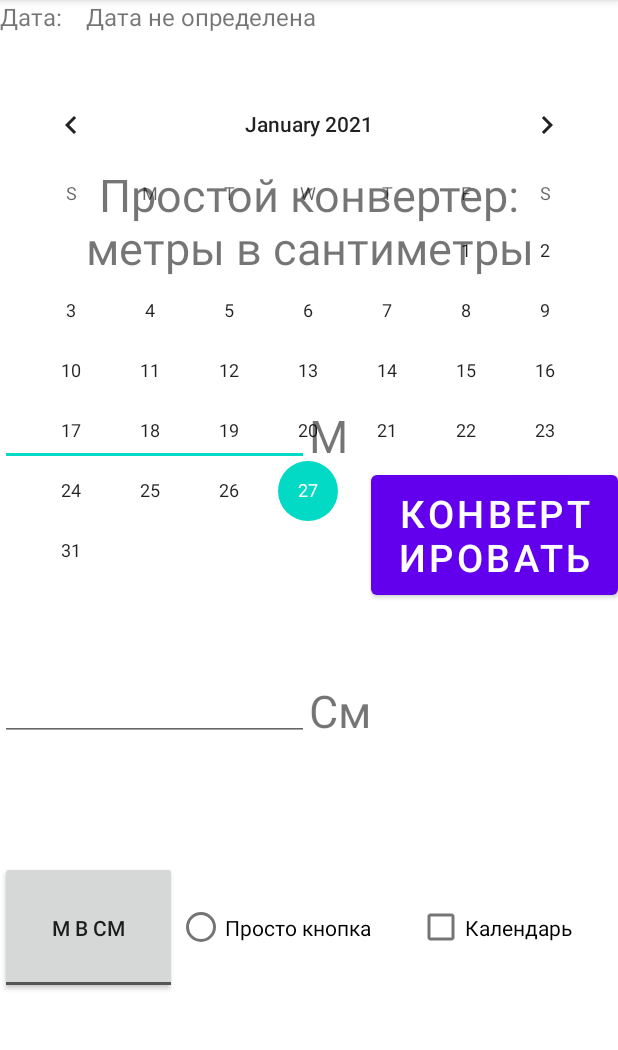
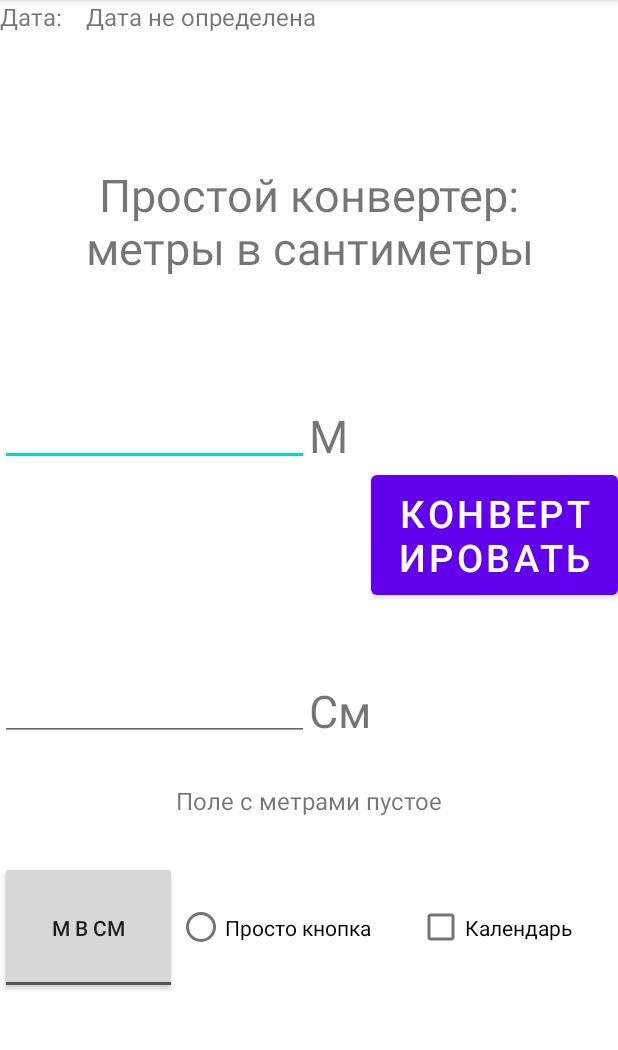
Before and after one commit to andrespin/ConverterApp, an Android app: the screen it shows after launch (MainActivity), after a tap on "КОНВЕРТИРОВАТЬ", on a phone screen of 412 x 824 dp, the part 84-1134 px from its top. Run offline under Robolectric (Android 15) with nearby library versions, the phone set to English and light mode, and no system bars.

Commit message:
added code in MainActivity.class

```diff
--- a/ConverterApp/app/src/main/java/android/game/converterapp/MainActivity.java
+++ b/ConverterApp/app/src/main/java/android/game/converterapp/MainActivity.java
@@ -3,12 +3,131 @@ package android.game.converterapp;
 import androidx.appcompat.app.AppCompatActivity;
 
 import android.os.Bundle;
+import android.view.View;
+import android.widget.Button;
+import android.widget.CalendarView;
+import android.widget.CheckBox;
+import android.widget.CompoundButton;
+import android.widget.EditText;
+import android.widget.TextView;
+import android.widget.ToggleButton;
 
 public class MainActivity extends AppCompatActivity {
+
+    private CheckBox getCalendar;
+    private CalendarView calendarView;
+    private TextView dateText;
+    private TextView textException;
+    private EditText editTextMeters;
+    private EditText editTextCentimeters;
+    private Button btnConvert;
+    private ToggleButton switchConverting;
+    private boolean cmToM = false;
 
     @Override
     protected void onCreate(Bundle savedInstanceState) {
         super.onCreate(savedInstanceState);
         setContentView(R.layout.activity_main);
+        init();
     }
+
+
+    public void convert(View view) {
+        try{
+            convertLogics();
+        }
+        catch(Exception e){
+            textException.setText(e.toString());
+        }
+    }
+
+    private void convertLogics(){
+        System.out.println("cmToM = " + cmToM);
+        if(cmToM){
+            convertCmToM();
+        }else{
+            convertMToCm();
+        }
+    }
+
+    private void convertCmToM(){
+        if(!editTextCentimeters.getText().toString().equals("")){
+            int m = Integer.parseInt(editTextCentimeters.getText().toString()) / 100;
+            System.out.println("cm = " + m);
+            editTextMeters.setText(Integer.toString(m));
+        } else if(editTextCentimeters.getText().toString().equals(" ")){
+            textException.setText("Поле с сантиметрами пустое");
+        }
+    }
+
+    private void convertMToCm(){
+        if(!editTextMeters.getText().toString().equals("")){
+            int cm = Integer.parseInt(editTextMeters.getText().toString()) * 100;
+            editTextCentimeters.setText(Integer.toString(cm));
+        } else if(editTextMeters.getText().toString().equals("")){
+            textException.setText("Поле с метрами пустое");
+        }
+    }
+
+
+    private void init() {
+        initViews();
+        initCalendar();
+        initSwitchConverting();
+    }
+
+    private void initSwitchConverting() {
+        switchConverting.setOnCheckedChangeListener(new CompoundButton.OnCheckedChangeListener() {
+            @Override
+            public void onCheckedChanged(CompoundButton buttonView, boolean isChecked) {
+                if(isChecked){
+                    cmToM = true;
+                    System.out.println("cmToM = " + cmToM);
+                }
+                else {
+                    cmToM = false;
+                    System.out.println("cmToM = " + cmToM);
+                }
+            }
+        });
+    }
+
+    private void initCalendar(){
+        getCalendar.setOnCheckedChangeListener(new CompoundButton.OnCheckedChangeListener() {
+            @Override
+            public void onCheckedChanged(CompoundButton buttonView, boolean isChecked) {
+                if(isChecked){
+                    calendarView.setVisibility(View.VISIBLE);
+                    editTextMeters.setVisibility(View.GONE);
+                    editTextCentimeters.setVisibility(View.GONE);
+                    btnConvert.setVisibility(View.GONE);
+                    System.out.println("Pressed +");
+                }
+                else {
+                    calendarView.setVisibility(View.GONE);
+                    editTextMeters.setVisibility(View.VISIBLE);
+                    editTextCentimeters.setVisibility(View.VISIBLE);
+                    btnConvert.setVisibility(View.VISIBLE);
+                    System.out.println("Pressed -");
+                    String date = Long.toString(calendarView.getDate());
+                    if (date != null){
+                        dateText.setText(date);
+                    }
+                }
+            }
+        });
+    }
+
+    private void initViews() {
+        getCalendar = findViewById(R.id.getCalendar);
+        calendarView = findViewById(R.id.calendarView);
+        dateText = findViewById(R.id.dateText2);
+        calendarView.setVisibility(View.GONE);
+        editTextMeters = findViewById(R.id.editTextMeters);
+        editTextCentimeters = findViewById(R.id.editTextCentimeters);
+        btnConvert = findViewById(R.id.btnConvert);
+        textException = findViewById(R.id.textException);
+        switchConverting = findViewById(R.id.switchConverting);
+    }
+
 }
```
